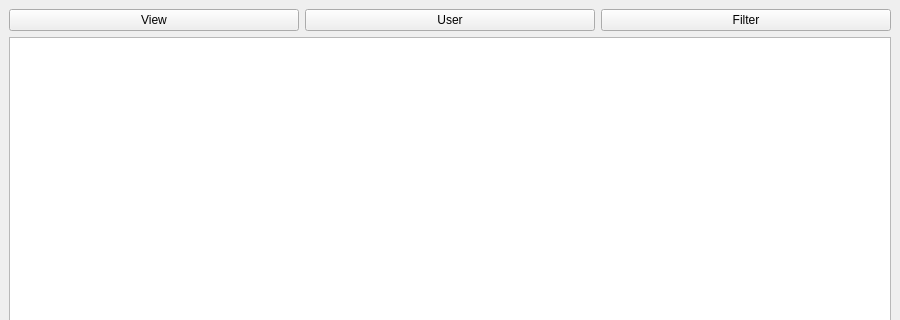
Above: 03. Python/Практика/lab7/view/qtsrc/table_view.ui from sit2606/learning before the change; both pictures show x 0 to 900 and y 0 to 320 of the 900 by 514 pixel window. Below: the same form after it.
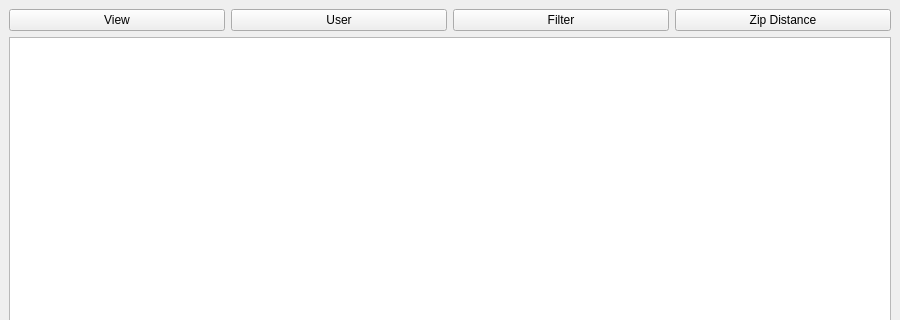
That is the form after the change.

Commit message: Zip distance implemented

The edit to the form file:
```diff
--- a/03. Python/Практика/lab7/view/qtsrc/table_view.ui
+++ b/03. Python/Практика/lab7/view/qtsrc/table_view.ui
@@ -64,6 +64,13 @@
           </property>
          </widget>
         </item>
+        <item>
+         <widget class="QPushButton" name="zipdistancepushButton">
+          <property name="text">
+           <string>Zip Distance</string>
+          </property>
+         </widget>
+        </item>
        </layout>
       </item>
       <item>
```
The commit also changes 9 other files.
